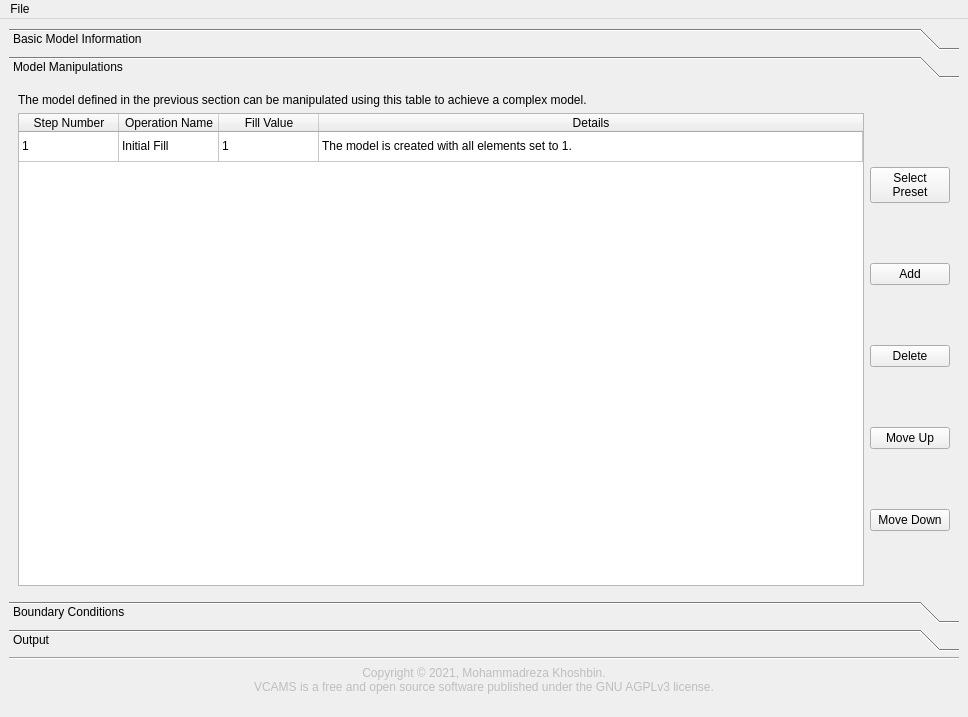
The window that gui/main_window.ui (mkhoshbin1/vcams) describes before a commit, drawn with Qt 5.
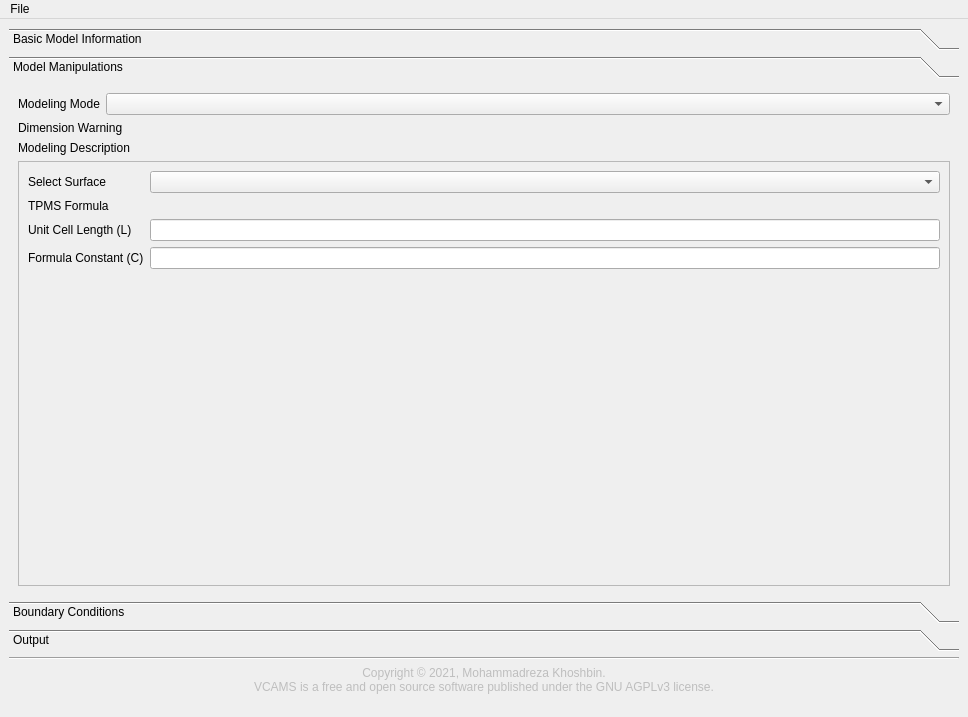
The same window after the commit. The open tabs and pages were chosen to show the change. Icons and pictures are not drawn.

Commit message: - modeling mode can now be selected.

Patch:
```diff
--- a/gui/main_window.ui
+++ b/gui/main_window.ui
@@ -378,128 +378,96 @@
        </attribute>
        <layout class="QVBoxLayout" name="verticalLayout_2">
         <item>
-         <widget class="QLabel" name="label_2">
+         <layout class="QFormLayout" name="formLayout_4">
+          <item row="0" column="0">
+           <widget class="QLabel" name="modeling_mode_label">
           <property name="text">
-           <string>The model defined in the previous section can be manipulated using this table to achieve a complex model.</string>
+             <string>Modeling Mode</string>
           </property>
          </widget>
         </item>
-        <item>
-         <layout class="QHBoxLayout" name="horizontalLayout_3">
-          <item>
-           <widget class="QTableWidget" name="mask_table">
-            <property name="alternatingRowColors">
-             <bool>true</bool>
-            </property>
-            <property name="rowCount">
-             <number>1</number>
-            </property>
-            <attribute name="horizontalHeaderStretchLastSection">
-             <bool>true</bool>
-            </attribute>
-            <attribute name="verticalHeaderVisible">
-             <bool>false</bool>
-            </attribute>
-            <row>
-             <property name="text">
-              <string>Initial Mask</string>
-             </property>
-            </row>
-            <column>
-             <property name="text">
-              <string>Step Number</string>
-             </property>
-             <property name="textAlignment">
-              <set>AlignCenter</set>
-             </property>
-            </column>
-            <column>
-             <property name="text">
-              <string>Operation Name</string>
-             </property>
-             <property name="textAlignment">
-              <set>AlignCenter</set>
-             </property>
-            </column>
-            <column>
-             <property name="text">
-              <string>Fill Value</string>
-             </property>
-             <property name="textAlignment">
-              <set>AlignCenter</set>
-             </property>
-            </column>
-            <column>
-             <property name="text">
-              <string>Details</string>
-             </property>
-             <property name="textAlignment">
-              <set>AlignCenter</set>
-             </property>
-            </column>
-            <item row="0" column="0">
-             <property name="text">
-              <string>1</string>
-             </property>
-            </item>
             <item row="0" column="1">
-             <property name="text">
-              <string>Initial Fill</string>
-             </property>
-            </item>
-            <item row="0" column="2">
+           <widget class="QComboBox" name="modeling_mode_combo"/>
+          </item>
+         </layout>
+        </item>
+        <item>
+         <widget class="QLabel" name="modeling_dim_label">
              <property name="text">
-              <string>1</string>
-             </property>
-            </item>
-            <item row="0" column="3">
+           <string>Dimension Warning</string>
+          </property>
+         </widget>
+        </item>
+        <item>
+         <widget class="QLabel" name="modeling_description_label">
              <property name="text">
-              <string>The model is created with all elements set to 1.</string>
-             </property>
-            </item>
+           <string>Modeling Description</string>
+          </property>
            </widget>
           </item>
           <item>
-           <layout class="QVBoxLayout" name="verticalLayout_4">
+         <widget class="QStackedWidget" name="modeling_stacked_widget">
+          <property name="frameShape">
+           <enum>QFrame::StyledPanel</enum>
+          </property>
+          <property name="currentIndex">
+           <number>0</number>
+          </property>
+          <widget class="QWidget" name="modeling_empty"/>
+          <widget class="QWidget" name="modeling_tpms">
+           <layout class="QVBoxLayout" name="verticalLayout_5">
             <item>
-             <widget class="QPushButton" name="mask_select_presets_pb">
+             <layout class="QFormLayout" name="formLayout_6">
+              <item row="0" column="0">
+               <widget class="QLabel" name="select_tpms_label">
               <property name="text">
-               <string>Select
-Preset</string>
+                 <string>Select Surface</string>
               </property>
              </widget>
             </item>
-            <item>
-             <widget class="QPushButton" name="mask_add_pb">
+              <item row="0" column="1">
+               <widget class="QComboBox" name="select_tpms_combo"/>
+              </item>
+              <item row="1" column="0">
+               <widget class="QLabel" name="tpms_formula_label">
               <property name="text">
-               <string>Add</string>
+                 <string>TPMS Formula</string>
               </property>
              </widget>
             </item>
-            <item>
-             <widget class="QPushButton" name="mask_delete_pb">
+              <item row="2" column="0">
+               <widget class="QLabel" name="tpms_length_label">
               <property name="text">
-               <string>Delete</string>
+                 <string>Unit Cell Length (L)</string>
               </property>
              </widget>
             </item>
-            <item>
-             <widget class="QPushButton" name="mask_move_up_pb">
+              <item row="2" column="1">
+               <widget class="QLineEdit" name="tpms_length_field"/>
+              </item>
+              <item row="3" column="0">
+               <widget class="QLabel" name="tpms_constant_label">
               <property name="text">
-               <string>Move Up</string>
+                 <string>Formula Constant (C)</string>
               </property>
              </widget>
             </item>
-            <item>
-             <widget class="QPushButton" name="mask_move_down_pb">
+              <item row="3" column="1">
+               <widget class="QLineEdit" name="tpms_constant_field"/>
+              </item>
+              <item row="1" column="1">
+               <widget class="QLabel" name="tpms_formula_real_label">
               <property name="text">
-               <string>Move Down</string>
+                 <string/>
               </property>
              </widget>
             </item>
            </layout>
           </item>
          </layout>
+          </widget>
+          <widget class="QWidget" name="page_6"/>
+         </widget>
         </item>
        </layout>
       </widget>
```
Left out of the diff: 4 changed lines with no effect on the pictures. Lines whose indentation alone changed are shown as unchanged. The commit also changes 2 other files.
